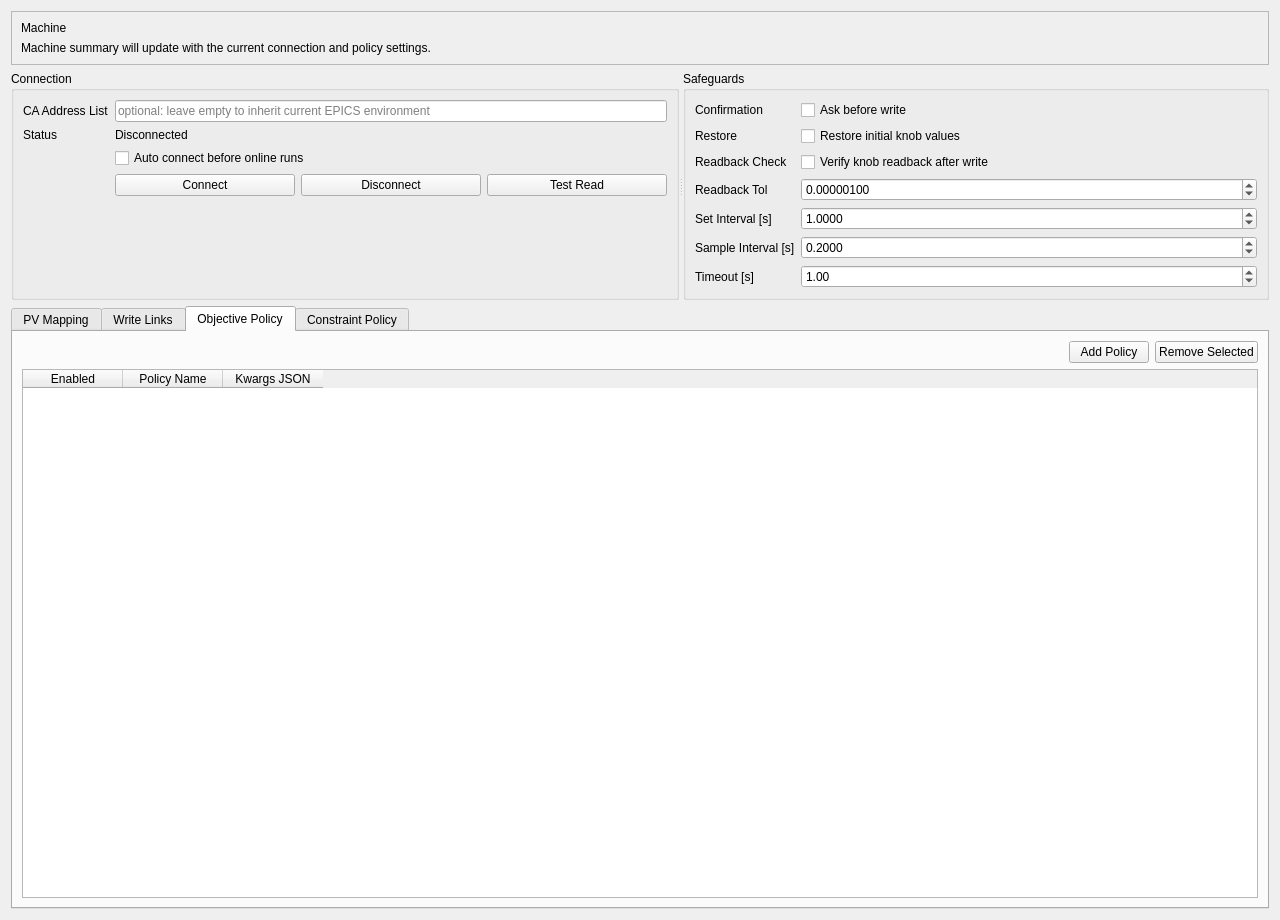
Above: src/optimization/GOTAcc/src/gotacc/gui/ui/page_machine.ui from ustc-zhr/half_linac before the change. Below: the same form after it.
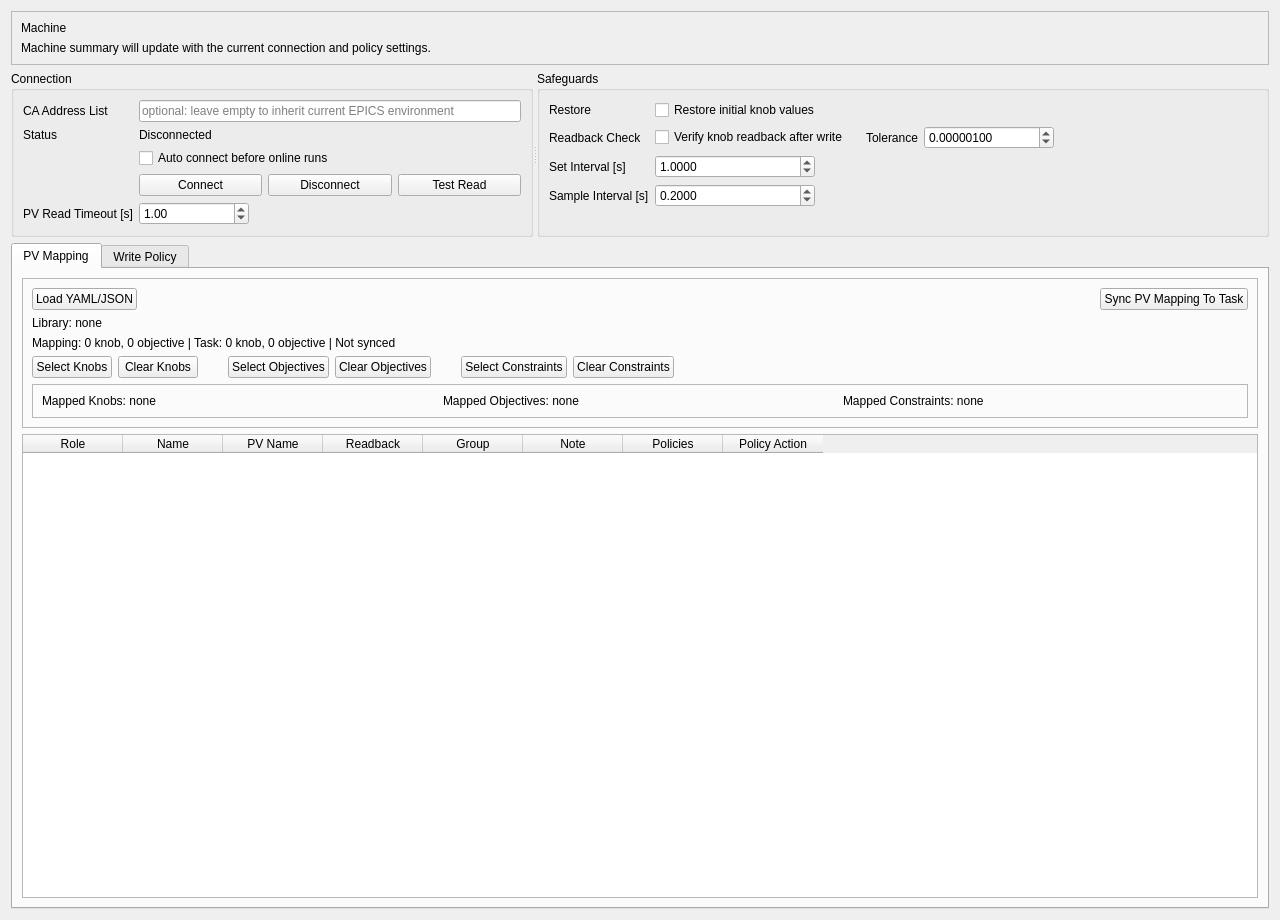
That is the form after the change. The open tabs and pages were chosen to show the change.

Commit message: Update GOTAcc machine workflow and safety UI

What changed in the file:
```diff
--- a/src/optimization/GOTAcc/src/gotacc/gui/ui/page_machine.ui
+++ b/src/optimization/GOTAcc/src/gotacc/gui/ui/page_machine.ui
@@ -55,6 +55,8 @@
            <item><widget class="QPushButton" name="pushButton_test"><property name="text"><string>Test Read</string></property></widget></item>
           </layout>
          </item>
+         <item row="4" column="0"><widget class="QLabel" name="label_timeout"><property name="text"><string>PV Read Timeout [s]</string></property></widget></item>
+         <item row="4" column="1"><widget class="QDoubleSpinBox" name="doubleSpinBox_timeout"><property name="maximumSize"><size><width>110</width><height>16777215</height></size></property><property name="maximum"><double>999999999.000000000000000</double></property><property name="value"><double>1.000000000000000</double></property></widget></item>
         </layout>
        </item>
       </layout>
@@ -64,20 +66,22 @@
       <layout class="QVBoxLayout" name="verticalLayout_guardBox">
        <item>
         <layout class="QFormLayout" name="formLayout_guard">
-         <item row="0" column="0"><widget class="QLabel" name="label_confirm"><property name="text"><string>Confirmation</string></property></widget></item>
-         <item row="0" column="1"><widget class="QCheckBox" name="checkBox_confirm"><property name="text"><string>Ask before write</string></property></widget></item>
-         <item row="1" column="0"><widget class="QLabel" name="label_restore"><property name="text"><string>Restore</string></property></widget></item>
-         <item row="1" column="1"><widget class="QCheckBox" name="checkBox_restore"><property name="text"><string>Restore initial knob values</string></property></widget></item>
-         <item row="2" column="0"><widget class="QLabel" name="label_readbackCheck"><property name="text"><string>Readback Check</string></property></widget></item>
-         <item row="2" column="1"><widget class="QCheckBox" name="checkBox_readbackCheck"><property name="text"><string>Verify knob readback after write</string></property></widget></item>
-         <item row="3" column="0"><widget class="QLabel" name="label_readbackTol"><property name="text"><string>Readback Tol</string></property></widget></item>
-         <item row="3" column="1"><widget class="QDoubleSpinBox" name="doubleSpinBox_readbackTol"><property name="decimals"><number>8</number></property><property name="minimum"><double>0.000000000000000</double></property><property name="maximum"><double>999999999.000000000000000</double></property><property name="singleStep"><double>0.000001000000000</double></property><property name="value"><double>0.000001000000000</double></property></widget></item>
-         <item row="4" column="0"><widget class="QLabel" name="label_setInterval"><property name="text"><string>Set Interval [s]</string></property></widget></item>
-         <item row="4" column="1"><widget class="QDoubleSpinBox" name="doubleSpinBox_setInterval"><property name="decimals"><number>4</number></property><property name="minimum"><double>0.000000000000000</double></property><property name="maximum"><double>999999999.000000000000000</double></property><property name="singleStep"><double>0.100000000000000</double></property><property name="value"><double>1.000000000000000</double></property></widget></item>
-         <item row="5" column="0"><widget class="QLabel" name="label_sampleInterval"><property name="text"><string>Sample Interval [s]</string></property></widget></item>
-         <item row="5" column="1"><widget class="QDoubleSpinBox" name="doubleSpinBox_sampleInterval"><property name="decimals"><number>4</number></property><property name="minimum"><double>0.000000000000000</double></property><property name="maximum"><double>999999999.000000000000000</double></property><property name="singleStep"><double>0.100000000000000</double></property><property name="value"><double>0.200000000000000</double></property></widget></item>
-         <item row="7" column="0"><widget class="QLabel" name="label_timeout"><property name="text"><string>Timeout [s]</string></property></widget></item>
-         <item row="7" column="1"><widget class="QDoubleSpinBox" name="doubleSpinBox_timeout"><property name="maximum"><double>999999999.000000000000000</double></property><property name="value"><double>1.000000000000000</double></property></widget></item>
+         <item row="0" column="0"><widget class="QLabel" name="label_restore"><property name="text"><string>Restore</string></property></widget></item>
+         <item row="0" column="1"><widget class="QCheckBox" name="checkBox_restore"><property name="text"><string>Restore initial knob values</string></property></widget></item>
+         <item row="1" column="0"><widget class="QLabel" name="label_readbackCheck"><property name="text"><string>Readback Check</string></property></widget></item>
+         <item row="1" column="1">
+          <layout class="QHBoxLayout" name="horizontalLayout_readbackCheck">
+           <item><widget class="QCheckBox" name="checkBox_readbackCheck"><property name="text"><string>Verify knob readback after write</string></property></widget></item>
+           <item><spacer name="horizontalSpacer_readbackCheck"><property name="orientation"><enum>Qt::Horizontal</enum></property><property name="sizeType"><enum>QSizePolicy::Fixed</enum></property><property name="sizeHint" stdset="0"><size><width>12</width><height>20</height></size></property></spacer></item>
+           <item><widget class="QLabel" name="label_readbackTol"><property name="text"><string>Tolerance</string></property></widget></item>
+           <item><widget class="QDoubleSpinBox" name="doubleSpinBox_readbackTol"><property name="minimumSize"><size><width>130</width><height>0</height></size></property><property name="maximumSize"><size><width>160</width><height>16777215</height></size></property><property name="decimals"><number>8</number></property><property name="minimum"><double>0.000000000000000</double></property><property name="maximum"><double>999999999.000000000000000</double></property><property name="singleStep"><double>0.000001000000000</double></property><property name="value"><double>0.000001000000000</double></property></widget></item>
+           <item><spacer name="horizontalSpacer_readbackTrailing"><property name="orientation"><enum>Qt::Horizontal</enum></property><property name="sizeHint" stdset="0"><size><width>20</width><height>20</height></size></property></spacer></item>
+          </layout>
+         </item>
+         <item row="2" column="0"><widget class="QLabel" name="label_setInterval"><property name="text"><string>Set Interval [s]</string></property></widget></item>
+         <item row="2" column="1"><widget class="QDoubleSpinBox" name="doubleSpinBox_setInterval"><property name="maximumSize"><size><width>160</width><height>16777215</height></size></property><property name="decimals"><number>4</number></property><property name="minimum"><double>0.000000000000000</double></property><property name="maximum"><double>999999999.000000000000000</double></property><property name="singleStep"><double>0.100000000000000</double></property><property name="value"><double>1.000000000000000</double></property></widget></item>
+         <item row="3" column="0"><widget class="QLabel" name="label_sampleInterval"><property name="text"><string>Sample Interval [s]</string></property></widget></item>
+         <item row="3" column="1"><widget class="QDoubleSpinBox" name="doubleSpinBox_sampleInterval"><property name="maximumSize"><size><width>160</width><height>16777215</height></size></property><property name="decimals"><number>4</number></property><property name="minimum"><double>0.000000000000000</double></property><property name="maximum"><double>999999999.000000000000000</double></property><property name="singleStep"><double>0.100000000000000</double></property><property name="value"><double>0.200000000000000</double></property></widget></item>
         </layout>
        </item>
       </layout>
@@ -279,11 +283,11 @@
          </layout>
         </widget>
        </item>
-       <item><widget class="QTableWidget" name="tableWidget_mapping"><column><property name="text"><string>Role</string></property></column><column><property name="text"><string>Name</string></property></column><column><property name="text"><string>PV Name</string></property></column><column><property name="text"><string>Readback</string></property></column><column><property name="text"><string>Group</string></property></column><column><property name="text"><string>Note</string></property></column></widget></item>
+       <item><widget class="QTableWidget" name="tableWidget_mapping"><column><property name="text"><string>Role</string></property></column><column><property name="text"><string>Name</string></property></column><column><property name="text"><string>PV Name</string></property></column><column><property name="text"><string>Readback</string></property></column><column><property name="text"><string>Group</string></property></column><column><property name="text"><string>Note</string></property></column><column><property name="text"><string>Policies</string></property></column><column><property name="text"><string>Policy Action</string></property></column></widget></item>
       </layout>
      </widget>
      <widget class="QWidget" name="tab_writePolicy">
-      <attribute name="title"><string>Write Links</string></attribute>
+      <attribute name="title"><string>Write Policy</string></attribute>
       <layout class="QVBoxLayout" name="verticalLayout_writePolicy">
        <item>
         <layout class="QHBoxLayout" name="horizontalLayout_writePolicyTop">
@@ -340,116 +344,6 @@
        <item><widget class="QTableWidget" name="tableWidget_writeLinks"><column><property name="text"><string>Source Index</string></property></column><column><property name="text"><string>Target PV</string></property></column><column><property name="text"><string>Enabled</string></property></column></widget></item>
       </layout>
      </widget>
-     <widget class="QWidget" name="tab_objectivePolicy">
-      <attribute name="title"><string>Objective Policy</string></attribute>
-      <layout class="QVBoxLayout" name="verticalLayout_objectivePolicy">
-       <item>
-        <layout class="QHBoxLayout" name="horizontalLayout_objectivePolicyTop">
-         <item>
-          <spacer name="horizontalSpacer_objectivePolicyToolbar">
-           <property name="orientation">
-            <enum>Qt::Horizontal</enum>
-           </property>
-           <property name="sizeHint" stdset="0">
-            <size>
-             <width>40</width>
-             <height>20</height>
-            </size>
-           </property>
-          </spacer>
-         </item>
-         <item>
-          <widget class="QPushButton" name="pushButton_addObjectivePolicy">
-           <property name="text">
-            <string>Add Policy</string>
-           </property>
-          </widget>
-         </item>
-         <item>
-          <widget class="QPushButton" name="pushButton_removeObjectivePolicy">
-           <property name="text">
-            <string>Remove Selected</string>
-           </property>
-          </widget>
-         </item>
-        </layout>
-       </item>
-       <item>
-       <widget class="QTableWidget" name="tableWidget_objectivePolicies">
-         <column>
-          <property name="text">
-           <string>Enabled</string>
-          </property>
-         </column>
-         <column>
-          <property name="text">
-           <string>Policy Name</string>
-          </property>
-         </column>
-         <column>
-          <property name="text">
-           <string>Kwargs JSON</string>
-          </property>
-         </column>
-        </widget>
-       </item>
-      </layout>
-     </widget>
-     <widget class="QWidget" name="tab_constraintPolicy">
-      <attribute name="title"><string>Constraint Policy</string></attribute>
-      <layout class="QVBoxLayout" name="verticalLayout_constraintPolicy">
-       <item>
-        <layout class="QHBoxLayout" name="horizontalLayout_constraintPolicyTop">
-         <item>
-          <spacer name="horizontalSpacer_constraintPolicyToolbar">
-           <property name="orientation">
-            <enum>Qt::Horizontal</enum>
-           </property>
-           <property name="sizeHint" stdset="0">
-            <size>
-             <width>40</width>
-             <height>20</height>
-            </size>
-           </property>
-          </spacer>
-         </item>
-         <item>
-          <widget class="QPushButton" name="pushButton_addConstraintPolicy">
-           <property name="text">
-            <string>Add Policy</string>
-           </property>
-          </widget>
-         </item>
-         <item>
-          <widget class="QPushButton" name="pushButton_removeConstraintPolicy">
-           <property name="text">
-            <string>Remove Selected</string>
-           </property>
-          </widget>
-         </item>
-        </layout>
-       </item>
-       <item>
-        <widget class="QTableWidget" name="tableWidget_constraintPolicies">
-         <column>
-          <property name="text">
-           <string>Enabled</string>
-          </property>
-         </column>
-         <column>
-          <property name="text">
-           <string>Policy Name</string>
-          </property>
-         </column>
-         <column>
-          <property name="text">
-           <string>Kwargs JSON</string>
-          </property>
-         </column>
-        </widget>
-       </item>
-      </layout>
-     </widget>
     </widget>
    </item>
   </layout>
```
The commit also changes 59 other files.
